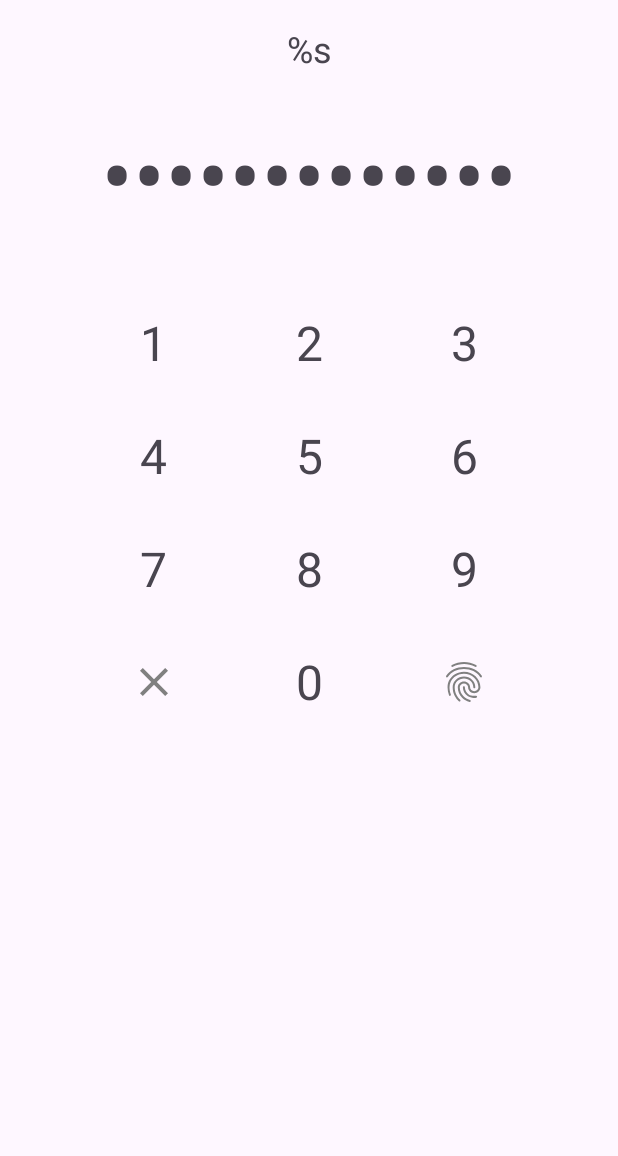
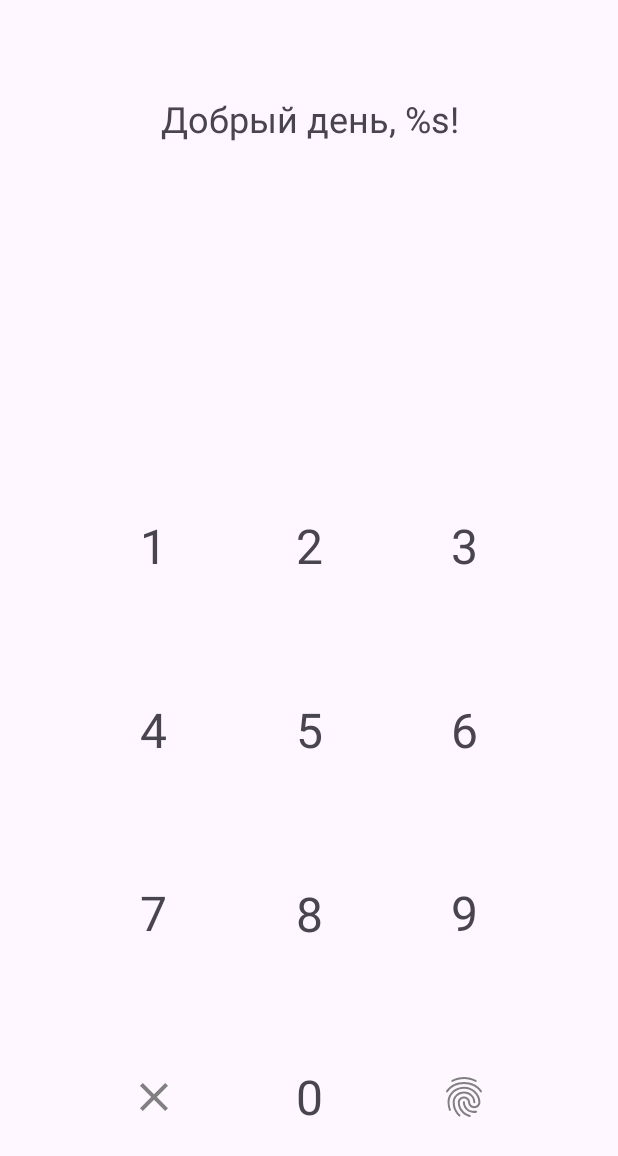
Before and after one commit to Makeev27/BankImitation, an Android app: the layout activity_main.xml on its own in the app's theme, with its tools: preview values and no code run, on a phone screen of 412 x 824 dp. Shown: the top 1156 px of the screen. Run offline under Robolectric (Android 15) with nearby library versions, the phone set to English and light mode, and no system bars.

```diff
--- a/app/src/main/java/com/example/bankimitation/classes/User.kt
+++ b/app/src/main/java/com/example/bankimitation/classes/User.kt
@@ -6,7 +6,7 @@ import androidx.room.PrimaryKey
 @Entity(tableName = "users")
 data class User(
 
-    @PrimaryKey (autoGenerate = true)
+    @PrimaryKey(autoGenerate = true)
     var id: Int,
     var name: String,
     var password: Int,
--- a/app/src/main/java/com/example/bankimitation/database/UserDatabase.kt
+++ b/app/src/main/java/com/example/bankimitation/database/UserDatabase.kt
@@ -1,7 +1,6 @@
 package com.example.bankimitation.database
 
 import android.app.Application
-import android.content.Context
 import androidx.room.Database
 import androidx.room.Room
 import androidx.room.RoomDatabase
--- a/app/src/main/res/layout/activity_main.xml
+++ b/app/src/main/res/layout/activity_main.xml
@@ -3,8 +3,8 @@
     xmlns:app="http://schemas.android.com/apk/res-auto"
     xmlns:tools="http://schemas.android.com/tools"
     android:layout_width="match_parent"
+    android:layout_height="match_parent"
     android:layout_weight="1"
-    android:layout_height="match_parent"
     android:paddingLeft="16dp"
     android:paddingRight="16dp"
     tools:context=".activities.MainActivity">
@@ -13,41 +13,44 @@
         android:id="@+id/nameTextView"
         android:layout_width="match_parent"
         android:layout_height="wrap_content"
-        android:layout_margin="16dp"
         android:gravity="center"
-        android:text="@string/name"
+        android:text="@string/greetings"
         android:textSize="24sp"
-        app:layout_constraintEnd_toEndOf="parent"
-        app:layout_constraintStart_toStartOf="parent"
+        app:layout_constraintBottom_toTopOf="@+id/passwordTextView"
         app:layout_constraintTop_toTopOf="parent"
-        app:layout_constraintVertical_weight="1" />
+        app:layout_constraintVertical_bias="0.5"
+        tools:layout_editor_absoluteX="32dp" />
 
-    <TextView
+    <EditText
         android:id="@+id/passwordTextView"
         android:layout_width="match_parent"
         android:layout_height="wrap_content"
-        android:layout_margin="16dp"
-        android:layout_marginTop="16dp"
+        android:background="@null"
         android:gravity="center"
         android:inputType="numberPassword"
         android:padding="8dp"
-        android:text="@string/app_name"
-        android:textSize="64sp"
-        app:layout_constraintEnd_toEndOf="parent"
-        app:layout_constraintStart_toStartOf="parent"
-        app:layout_constraintTop_toBottomOf="@+id/nameTextView" />
+        android:focusable="false"
+        android:focusableInTouchMode="false"
+        android:textSize="48sp"
+        app:layout_constraintBottom_toTopOf="@+id/oneButton"
+        app:layout_constraintTop_toBottomOf="@+id/nameTextView"
+        app:layout_constraintVertical_bias="0.5"
+        tools:layout_editor_absoluteX="32dp" />
 
     <TextView
         android:id="@+id/oneButton"
         android:layout_width="wrap_content"
         android:layout_height="wrap_content"
+        android:layout_marginTop="32dp"
         android:padding="8dp"
         android:text="1"
         android:textSize="32sp"
-        android:layout_marginTop="32dp"
+        app:layout_constraintBottom_toTopOf="@+id/fourButton"
         app:layout_constraintEnd_toStartOf="@+id/twoButton"
+        app:layout_constraintHorizontal_bias="0.5"
         app:layout_constraintStart_toStartOf="parent"
-        app:layout_constraintTop_toBottomOf="@+id/passwordTextView" />
+        app:layout_constraintTop_toBottomOf="@+id/passwordTextView"
+        app:layout_constraintVertical_bias="0.5" />
 
     <TextView
         android:id="@+id/twoButton"
@@ -57,126 +60,153 @@
         android:padding="8dp"
         android:text="2"
         android:textSize="32sp"
+        app:layout_constraintBottom_toTopOf="@+id/fiveButton"
         app:layout_constraintEnd_toStartOf="@+id/threeButton"
         app:layout_constraintHorizontal_bias="0.5"
         app:layout_constraintStart_toEndOf="@+id/oneButton"
-        app:layout_constraintTop_toBottomOf="@+id/passwordTextView" />
+        app:layout_constraintTop_toBottomOf="@+id/passwordTextView"
+        app:layout_constraintVertical_bias="0.5" />
 
     <TextView
         android:id="@+id/threeButton"
         android:layout_width="wrap_content"
         android:layout_height="wrap_content"
         android:layout_marginTop="32dp"
-        android:layout_marginBottom="16dp"
         android:padding="8dp"
         android:text="3"
         android:textSize="32sp"
         app:layout_constraintBottom_toTopOf="@+id/sixButton"
         app:layout_constraintEnd_toEndOf="parent"
+        app:layout_constraintHorizontal_bias="0.5"
         app:layout_constraintStart_toEndOf="@+id/twoButton"
-        app:layout_constraintTop_toBottomOf="@+id/passwordTextView" />
+        app:layout_constraintTop_toBottomOf="@+id/passwordTextView"
+        app:layout_constraintVertical_bias="0.5" />
 
     <TextView
         android:id="@+id/fourButton"
         android:layout_width="wrap_content"
         android:layout_height="wrap_content"
-        android:layout_marginTop="16dp"
         android:padding="8dp"
         android:text="4"
         android:textSize="32sp"
-        app:layout_constraintEnd_toEndOf="@+id/oneButton"
-        app:layout_constraintTop_toBottomOf="@+id/oneButton" />
+        app:layout_constraintBottom_toTopOf="@+id/sevenButton"
+        app:layout_constraintEnd_toStartOf="@+id/fiveButton"
+        app:layout_constraintHorizontal_bias="0.5"
+        app:layout_constraintStart_toStartOf="parent"
+        app:layout_constraintTop_toBottomOf="@+id/oneButton"
+        app:layout_constraintVertical_bias="0.5" />
 
     <TextView
         android:id="@+id/fiveButton"
         android:layout_width="wrap_content"
         android:layout_height="wrap_content"
-        android:layout_marginTop="16dp"
         android:padding="8dp"
         android:text="5"
         android:textSize="32sp"
-        app:layout_constraintEnd_toEndOf="@+id/twoButton"
-        app:layout_constraintTop_toBottomOf="@+id/twoButton" />
+        app:layout_constraintBottom_toTopOf="@+id/eightButton"
+        app:layout_constraintEnd_toStartOf="@+id/sixButton"
+        app:layout_constraintHorizontal_bias="0.5"
+        app:layout_constraintStart_toEndOf="@+id/fourButton"
+        app:layout_constraintTop_toBottomOf="@+id/twoButton"
+        app:layout_constraintVertical_bias="0.5" />
 
     <TextView
         android:id="@+id/sixButton"
         android:layout_width="wrap_content"
         android:layout_height="wrap_content"
-        android:layout_marginTop="16dp"
         android:padding="8dp"
         android:text="6"
         android:textSize="32sp"
-        app:layout_constraintStart_toStartOf="@id/threeButton"
-        app:layout_constraintTop_toBottomOf="@id/threeButton" />
+        app:layout_constraintBottom_toTopOf="@+id/nineButton"
+        app:layout_constraintEnd_toEndOf="parent"
+        app:layout_constraintHorizontal_bias="0.5"
+        app:layout_constraintStart_toEndOf="@+id/fiveButton"
+        app:layout_constraintTop_toBottomOf="@+id/threeButton"
+        app:layout_constraintVertical_bias="0.5" />
 
     <TextView
         android:id="@+id/sevenButton"
         android:layout_width="wrap_content"
         android:layout_height="wrap_content"
-        android:layout_marginTop="16dp"
         android:padding="8dp"
         android:text="7"
         android:textSize="32sp"
-        app:layout_constraintEnd_toEndOf="@+id/fourButton"
-        app:layout_constraintTop_toBottomOf="@+id/fourButton" />
+        app:layout_constraintBottom_toTopOf="@+id/resetPassword"
+        app:layout_constraintEnd_toStartOf="@+id/eightButton"
+        app:layout_constraintHorizontal_bias="0.5"
+        app:layout_constraintStart_toStartOf="parent"
+        app:layout_constraintTop_toBottomOf="@+id/fourButton"
+        app:layout_constraintVertical_bias="0.5" />
 
     <TextView
         android:id="@+id/eightButton"
         android:layout_width="wrap_content"
         android:layout_height="wrap_content"
-        android:layout_marginTop="16dp"
         android:padding="8dp"
         android:text="8"
         android:textSize="32sp"
-        app:layout_constraintStart_toStartOf="@id/fiveButton"
-        app:layout_constraintTop_toBottomOf="@id/fiveButton" />
+        app:layout_constraintBottom_toTopOf="@+id/zeroButton"
+        app:layout_constraintEnd_toStartOf="@+id/nineButton"
+        app:layout_constraintHorizontal_bias="0.5"
+        app:layout_constraintStart_toEndOf="@+id/sevenButton"
+        app:layout_constraintTop_toBottomOf="@+id/fiveButton" />
 
     <TextView
         android:id="@+id/nineButton"
         android:layout_width="wrap_content"
         android:layout_height="wrap_content"
-        android:layout_marginTop="16dp"
         android:padding="8dp"
         android:text="9"
         android:textSize="32sp"
-        app:layout_constraintStart_toStartOf="@id/sixButton"
-        app:layout_constraintTop_toBottomOf="@id/sixButton" />
+        app:layout_constraintBottom_toTopOf="@+id/fingerPrintButton"
+        app:layout_constraintEnd_toEndOf="parent"
+        app:layout_constraintHorizontal_bias="0.5"
+        app:layout_constraintStart_toEndOf="@+id/eightButton"
+        app:layout_constraintTop_toBottomOf="@+id/sixButton"
+        app:layout_constraintVertical_bias="0.5" />
 
     <TextView
         android:id="@+id/zeroButton"
         android:layout_width="wrap_content"
         android:layout_height="wrap_content"
-        android:layout_marginTop="16dp"
         android:padding="8dp"
         android:text="0"
         android:textSize="32sp"
-        app:layout_constraintStart_toStartOf="@id/eightButton"
-        app:layout_constraintTop_toBottomOf="@id/eightButton" />
+        app:layout_constraintBottom_toBottomOf="parent"
+        app:layout_constraintEnd_toStartOf="@+id/fingerPrintButton"
+        app:layout_constraintHorizontal_bias="0.5"
+        app:layout_constraintStart_toEndOf="@+id/resetPassword"
+        app:layout_constraintTop_toBottomOf="@+id/eightButton"
+        app:layout_constraintVertical_bias="0.5" />
 
-    <ImageView
+    <ImageButton
         android:id="@+id/resetPassword"
         android:layout_width="wrap_content"
         android:layout_height="wrap_content"
+        android:background="@null"
         android:padding="14dp"
-        app:layout_constraintBottom_toBottomOf="@+id/zeroButton"
-        app:layout_constraintEnd_toEndOf="@+id/sevenButton"
-        app:layout_constraintStart_toStartOf="@+id/sevenButton"
-        app:layout_constraintTop_toTopOf="@+id/zeroButton"
+        app:layout_constraintBottom_toBottomOf="parent"
+        app:layout_constraintEnd_toStartOf="@+id/zeroButton"
+        app:layout_constraintStart_toStartOf="parent"
+        app:layout_constraintTop_toBottomOf="@+id/sevenButton"
         app:srcCompat="@drawable/baseline_close_32" />
 
 
-    <ImageView
+    <ImageButton
         android:id="@+id/fingerPrintButton"
         android:layout_width="wrap_content"
         android:layout_height="wrap_content"
-        android:layout_marginTop="16dp"
+        android:background="@null"
         android:padding="14dp"
         android:scaleType="centerCrop"
         android:src="@drawable/baseline_fingerprint_32"
         app:circularflow_viewCenter="@id/zeroButton"
-        app:layout_constraintEnd_toEndOf="@id/nineButton"
-        app:layout_constraintStart_toStartOf="@id/nineButton"
-        app:layout_constraintTop_toBottomOf="@id/nineButton"
+        app:layout_constraintBottom_toBottomOf="parent"
+        app:layout_constraintEnd_toEndOf="parent"
+        app:layout_constraintHorizontal_bias="0.5"
+        app:layout_constraintStart_toEndOf="@+id/zeroButton"
+        app:layout_constraintTop_toBottomOf="@+id/nineButton"
+        app:layout_constraintVertical_bias="0.5"
         app:srcCompat="@drawable/baseline_fingerprint_32" />
 
 
--- a/app/src/main/res/values/colors.xml
+++ b/app/src/main/res/values/colors.xml
@@ -4,4 +4,5 @@
     <color name="white">#FFFFFFFF</color>
     <color name="green">#008000</color>
     <color name="grey">#808080</color>
+    <color name="dark_grey">#484848</color>
 </resources>
--- a/app/src/main/res/values/strings.xml
+++ b/app/src/main/res/values/strings.xml
@@ -1,6 +1,6 @@
 <resources>
     <string name="app_name">BankImitation</string>
-    <string name="name">%s</string>
+    <string name="greetings">Добрый день, %s!</string>
     <string name="enter_name_auth">Введите своё имя:</string>
     <string name="enter_password_auth">Введите свой пароль:</string>
     <string name="nextButton">Далее</string>
```
Also changed, not shown: app/build.gradle (+11 -6 lines), app/src/main/AndroidManifest.xml (+6 -5 lines), app/src/main/java/com/example/bankimitation/activities/BankActivitiy.kt (added, +12 -0 lines), app/src/main/java/com/example/bankimitation/activities/Identification.kt (+16 -11 lines), app/src/main/java/com/example/bankimitation/activities/MainActivity.kt (+58 -1 lines), app/src/main/java/com/example/bankimitation/interfaces/UserDao.kt (+8 -2 lines), app/src/main/res/layout/activity_bank_activitiy.xml (added, +9 -0 lines), app/src/main/res/layout/activity_identification.xml (+5 -3 lines).
